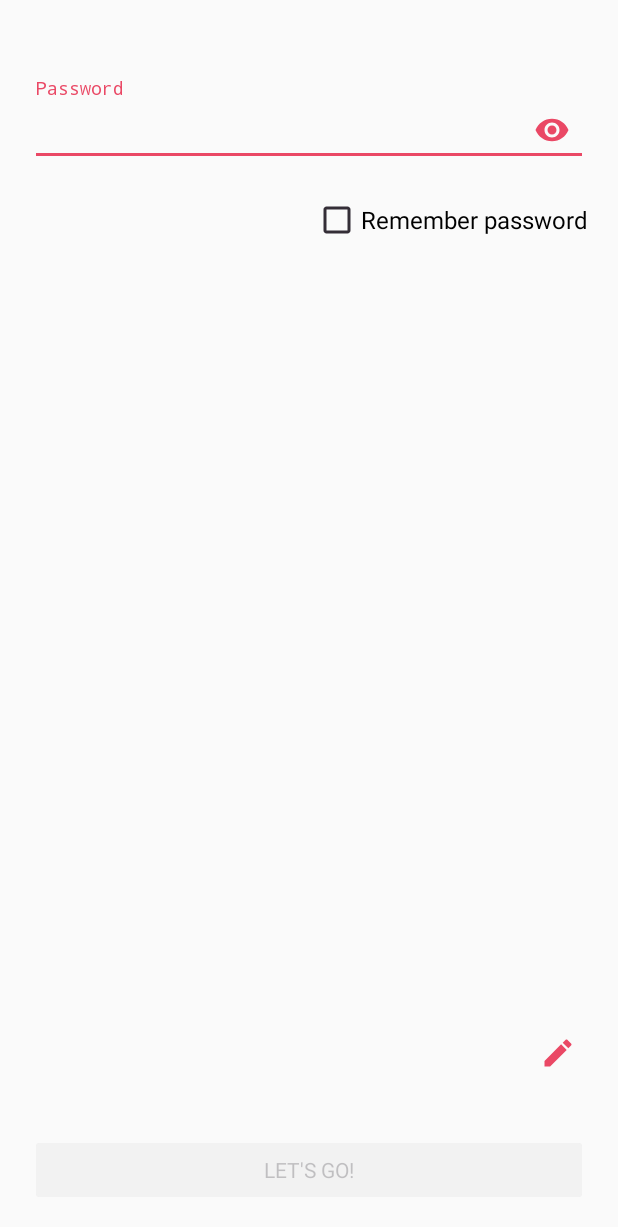
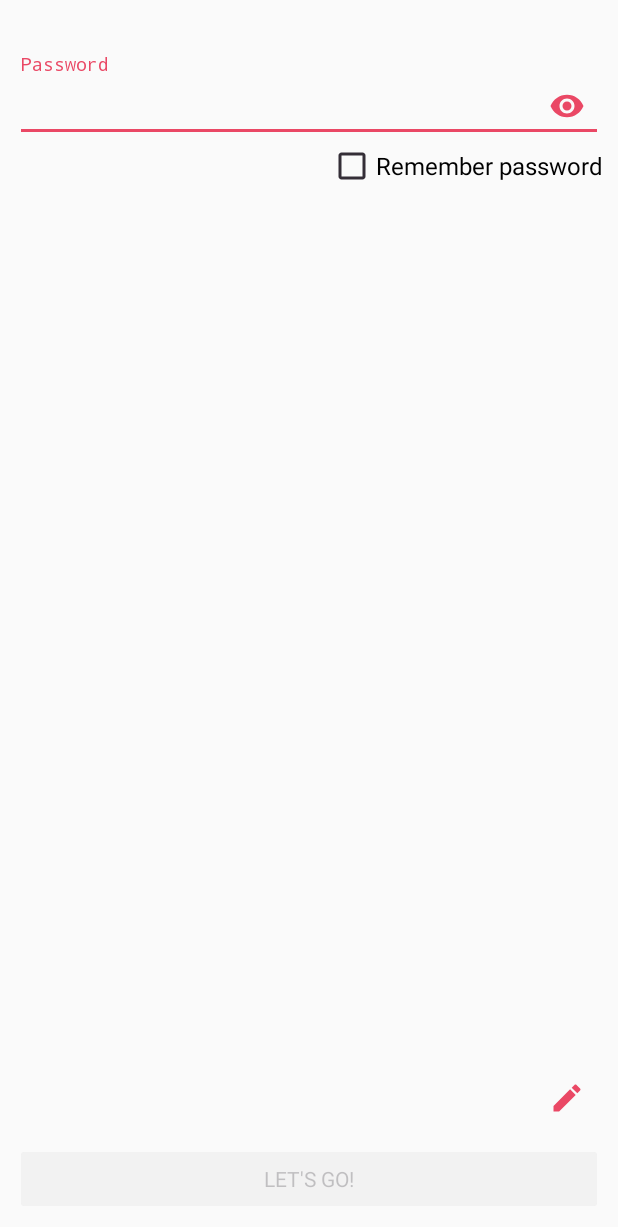
Before and after one commit to derlin-easypass/easypass-android-mse, an Android app: the layout fragment_enter_password.xml on its own in the app's theme, with its tools: preview values and no code run, on a phone screen of 412 x 824 dp. Shown: the top 1227 px of the screen. Run offline under Robolectric (Android 15) with nearby library versions, the light colour scheme and no system bars.

Commit message:
fix overlaps

```diff
--- a/app/src/main/res/layout/fragment_enter_password.xml
+++ b/app/src/main/res/layout/fragment_enter_password.xml
@@ -1,11 +1,11 @@
 <?xml version="1.0" encoding="utf-8"?>
-<RelativeLayout xmlns:android="http://schemas.android.com/apk/res/android"
+<android.support.constraint.ConstraintLayout xmlns:android="http://schemas.android.com/apk/res/android"
     xmlns:app="http://schemas.android.com/apk/res-auto"
+    android:id="@+id/constraintLayout"
     android:layout_width="match_parent"
     android:layout_height="match_parent"
     android:background="?android:attr/windowBackground"
-    android:padding="20dp"
-    android:weightSum="10">
+    android:padding="10dp">
 
     <ProgressBar
         android:id="@+id/progressBar"
@@ -20,14 +20,15 @@
         android:layout_width="match_parent"
         android:layout_height="wrap_content"
         android:textAppearance="@style/AppTheme.TextAppearance"
-        android:visibility="invisible" />
+        android:visibility="gone"
+        app:layout_constraintTop_toBottomOf="@id/progressBar" />
 
     <android.support.design.widget.TextInputLayout
         android:id="@+id/passwordContainer"
         android:layout_width="match_parent"
         android:layout_height="wrap_content"
-        android:layout_below="@id/newSessionText"
         android:layout_marginTop="10dip"
+        app:layout_constraintTop_toBottomOf="@id/newSessionText"
         app:passwordToggleContentDescription="Password"
         app:passwordToggleEnabled="true"
         app:passwordToggleTint="?android:attr/colorAccent">
@@ -46,41 +47,44 @@
         android:id="@+id/rememberMeCheckbox"
         android:layout_width="wrap_content"
         android:layout_height="wrap_content"
-        android:layout_below="@id/passwordContainer"
-        android:layout_marginTop="20dip"
-        android:layout_alignParentEnd="true"
         android:checked="false"
-        android:text="Remember password" />
+        android:text="Remember password"
+        app:layout_constraintEnd_toEndOf="@id/passwordContainer"
+        app:layout_constraintTop_toBottomOf="@id/passwordContainer" />
 
 
     <TextView
+        android:id="@+id/sessionName"
         style="@style/Widget.AppCompat.Button.Borderless.Colored"
-        android:id="@+id/sessionName"
-        android:layout_width="match_parent"
+        android:layout_width="wrap_content"
         android:layout_height="wrap_content"
-        android:layout_above="@id/loginButton"
-        android:gravity="end"
-        android:layout_toLeftOf="@id/changeSessionBtn"
-        android:textAppearance="@style/AppTheme.TextAppearance.Small" />
+        android:layout_marginBottom="6dp"
+        android:layout_marginEnd="4dp"
+        android:textAppearance="@style/AppTheme.TextAppearance.Small"
+        app:layout_constraintBottom_toBottomOf="@id/rememberMeCheckbox"
+        app:layout_constraintBottom_toTopOf="@id/loginButton"
+        app:layout_constraintEnd_toStartOf="@id/changeSessionBtn" />
 
     <ImageButton
+        android:id="@+id/changeSessionBtn"
         style="@style/Widget.AppCompat.Button.Borderless.Colored"
-        android:id="@+id/changeSessionBtn"
         android:layout_width="40dp"
         android:layout_height="wrap_content"
-        android:layout_above="@id/loginButton"
-        android:layout_alignParentRight="true"
+        android:layout_marginBottom="6dp"
+        android:layout_marginEnd="4dp"
         android:src="@drawable/ic_mode_edit"
-        android:tint="?android:attr/colorAccent"/>
+        android:tint="?android:attr/colorAccent"
+        app:layout_constraintBottom_toTopOf="@id/loginButton"
+        app:layout_constraintEnd_toEndOf="@id/constraintLayout" />
 
     <Button
         android:id="@+id/loginButton"
         style="@style/Widget.AppCompat.Button.Colored"
         android:layout_width="match_parent"
         android:layout_height="wrap_content"
-        android:layout_marginTop="30dip"
-        android:layout_alignParentBottom="true"
+        android:layout_marginBottom="4dp"
         android:enabled="false"
-        android:text="let's Go!" />
+        android:text="let's Go!"
+        app:layout_constraintBottom_toBottomOf="@id/constraintLayout" />
 
-</RelativeLayout>
+</android.support.constraint.ConstraintLayout>
--- a/app/src/main/res/values/strings.xml
+++ b/app/src/main/res/values/strings.xml
@@ -24,7 +24,10 @@
     <string name="account_created_date_txt">Created on</string>
     <string name="account_modified_date_txt">Modified on</string>
     <string name="account_notes_txt">Notes</string>
-    <string name="header_new_session"><![CDATA[<h1>Welcome to EasyPass!</h1><br>
+    <string name="header_new_session"><![CDATA[<strong>Welcome to EasyPass!</strong><br><br>
+    It is time to choose your master password.
+    <small><i>Watch out ! </i>There is no way to recover a lost password.</i></small>]]></string>
+    <string name="header_new_session_long"><![CDATA[<h1>Welcome to EasyPass!</h1><br>
     It is time to choose your master password.<br><br>
     <i>Watch out ! </i>There is no way to recover a lost password.
     Ensure your master pass is <b>strong enough</b>, but not too hard to remember :).]]></string>
```
